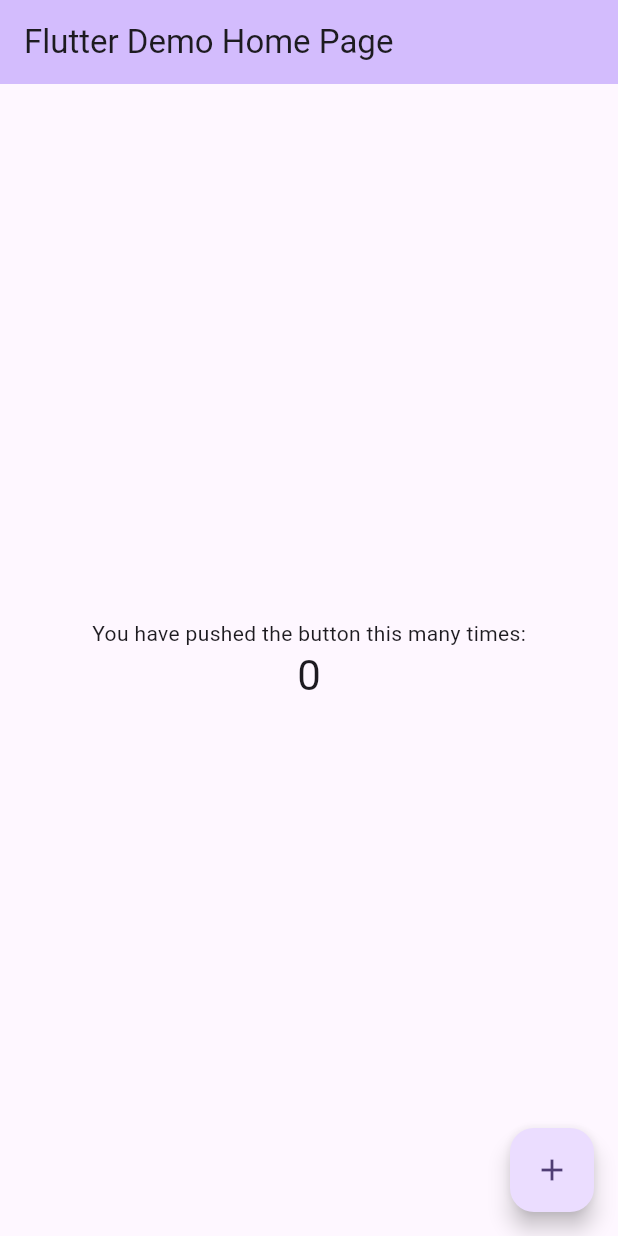
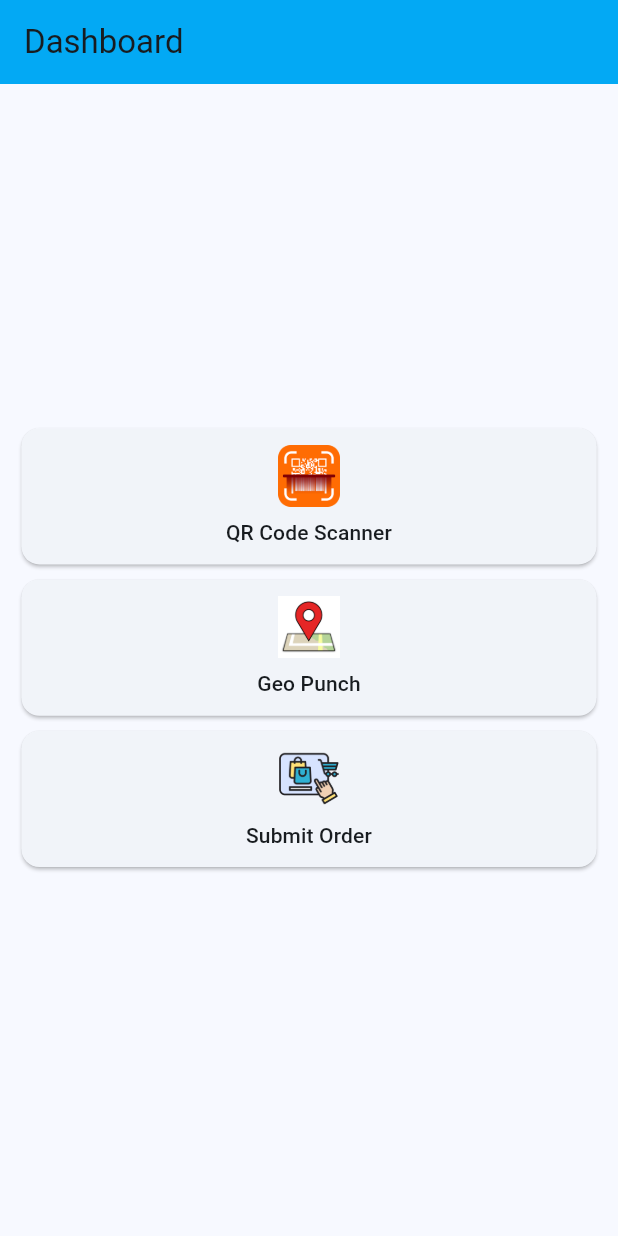
Before and after one commit to imam-swe/test_assignment, a Flutter app: the screen it shows after launch, on a phone screen of 412 x 824 dp. Run offline on Flutter 3.47's test engine with Material 3 defaults, Android fonts, the phone set to English and light mode, and no system bars; our stand-ins replace get; missing offline and left inert: qr_code_scanner; Roboto replaces fonts that are missing (JosefinSans).

Commit message:
build code structure & trying to implement qr code scanner

```diff
--- /dev/null
+++ b/lib/configs/colors.dart
@@ -0,0 +1,24 @@
+/*
+Company application details controller
+@Author Soton Ahmed <soton.m360ict@gmail.com>
+Start Date: 01-11-2023
+Last Update: 16-11-2023
+*/
+
+
+import 'package:flutter/material.dart';
+
+class AppColors{
+  static const Color seed = Colors.lightBlue;
+  static const Color blueGrey = Colors.blueGrey;
+  static const Color red = Colors.red;
+  static const Color bg = Color(0xfff5f5f5);
+
+  static const LinearGradient linearGradient = LinearGradient(
+    colors: [
+      Color(0xff1E2E3D),
+      Color(0xff152534),
+      Color(0xff0C1C2E),
+    ],
+  );
+}
--- /dev/null
+++ b/lib/configs/sizes.dart
@@ -0,0 +1,16 @@
+/*
+Company application details controller
+@Author Soton Ahmed <soton.m360ict@gmail.com>
+Start Date: 01-11-2023
+Last Update: 01-11-2023
+*/
+
+
+import 'package:flutter/material.dart';
+
+class AppSizes{
+  static const double bodyPadding = 15;
+
+  static double height(context) => MediaQuery.of(context).size.height;
+  static double width(context) => MediaQuery.of(context).size.width;
+}
--- a/lib/main.dart
+++ b/lib/main.dart
@@ -1,4 +1,7 @@
+import 'package:akij_assignment/configs/colors.dart';
+import 'package:akij_assignment/views/splash_screen.dart';
 import 'package:flutter/material.dart';
+import 'package:get/get.dart';
 
 void main() {
   runApp(const MyApp());
@@ -10,116 +13,18 @@
   // This widget is the root of your application.
   @override
   Widget build(BuildContext context) {
-    return MaterialApp(
-      title: 'Flutter Demo',
+    return GetMaterialApp(
+      title: 'Akij Group Assignment',
       theme: ThemeData(
-        // This is the theme of your application.
-        //
-        // TRY THIS: Try running your application with "flutter run". You'll see
-        // the application has a purple toolbar. Then, without quitting the app,
-        // try changing the seedColor in the colorScheme below to Colors.green
-        // and then invoke "hot reload" (save your changes or press the "hot
-        // reload" button in a Flutter-supported IDE, or press "r" if you used
-        // the command line to start the app).
-        //
-        // Notice that the counter didn't reset back to zero; the application
-        // state is not lost during the reload. To reset the state, use hot
-        // restart instead.
-        //
-        // This works for code too, not just values: Most code changes can be
-        // tested with just a hot reload.
-        colorScheme: ColorScheme.fromSeed(seedColor: Colors.deepPurple),
+        fontFamily: "JosefinSans",
+        colorScheme: ColorScheme.fromSeed(seedColor: AppColors.seed),
         useMaterial3: true,
+        appBarTheme: const AppBarTheme(
+          color: AppColors.seed,
+          elevation: 0,
+        ),
       ),
-      home: const MyHomePage(title: 'Flutter Demo Home Page'),
+      home: const SplashScreen(),
     );
   }
 }
-
-class MyHomePage extends StatefulWidget {
-  const MyHomePage({super.key, required this.title});
-
-  // This widget is the home page of your application. It is stateful, meaning
-  // that it has a State object (defined below) that contains fields that affect
-  // how it looks.
-
-  // This class is the configuration for the state. It holds the values (in this
-  // case the title) provided by the parent (in this case the App widget) and
-  // used by the build method of the State. Fields in a Widget subclass are
-  // always marked "final".
-
-  final String title;
-
-  @override
-  State<MyHomePage> createState() => _MyHomePageState();
-}
-
-class _MyHomePageState extends State<MyHomePage> {
-  int _counter = 0;
-
-  void _incrementCounter() {
-    setState(() {
-      // This call to setState tells the Flutter framework that something has
-      // changed in this State, which causes it to rerun the build method below
-      // so that the display can reflect the updated values. If we changed
-      // _counter without calling setState(), then the build method would not be
-      // called again, and so nothing would appear to happen.
-      _counter++;
-    });
-  }
-
-  @override
-  Widget build(BuildContext context) {
-    // This method is rerun every time setState is called, for instance as done
-    // by the _incrementCounter method above.
-    //
-    // The Flutter framework has been optimized to make rerunning build methods
-    // fast, so that you can just rebuild anything that needs updating rather
-    // than having to individually change instances of widgets.
-    return Scaffold(
-      appBar: AppBar(
-        // TRY THIS: Try changing the color here to a specific color (to
-        // Colors.amber, perhaps?) and trigger a hot reload to see the AppBar
-        // change color while the other colors stay the same.
-        backgroundColor: Theme.of(context).colorScheme.inversePrimary,
-        // Here we take the value from the MyHomePage object that was created by
-        // the App.build method, and use it to set our appbar title.
-        title: Text(widget.title),
-      ),
-      body: Center(
-        // Center is a layout widget. It takes a single child and positions it
-        // in the middle of the parent.
-        child: Column(
-          // Column is also a layout widget. It takes a list of children and
-          // arranges them vertically. By default, it sizes itself to fit its
-          // children horizontally, and tries to be as tall as its parent.
-          //
-          // Column has various properties to control how it sizes itself and
-          // how it positions its children. Here we use mainAxisAlignment to
-          // center the children vertically; the main axis here is the vertical
-          // axis because Columns are vertical (the cross axis would be
-          // horizontal).
-          //
-          // TRY THIS: Invoke "debug painting" (choose the "Toggle Debug Paint"
-          // action in the IDE, or press "p" in the console), to see the
-          // wireframe for each widget.
-          mainAxisAlignment: MainAxisAlignment.center,
-          children: <Widget>[
-            const Text(
-              'You have pushed the button this many times:',
-            ),
-            Text(
-              '$_counter',
-              style: Theme.of(context).textTheme.headlineMedium,
-            ),
-          ],
-        ),
-      ),
-      floatingActionButton: FloatingActionButton(
-        onPressed: _incrementCounter,
-        tooltip: 'Increment',
-        child: const Icon(Icons.add),
-      ), // This trailing comma makes auto-formatting nicer for build methods.
-    );
-  }
-}
--- /dev/null
+++ b/lib/models/homescreen_button_model.dart
@@ -0,0 +1,26 @@
+class Item {
+  String?  name, id;
+  var icon;
+
+  Item({this.id, this.name, this.icon});
+}
+
+class Users {
+  var lists = [
+    Item(
+      id    : 'qr_code',
+      name  : 'QR Code Scanner',
+      icon  : 'assets/qrcode.png',
+    ),
+    Item(
+      id    : 'geo_punch',
+      name  : 'Geo Punch',
+      icon  : 'assets/geopunch.png',
+    ),
+    Item(
+      id    : 'order',
+      name  : 'Submit Order',
+      icon  : 'assets/order.png',
+    ),
+  ];
+}
--- /dev/null
+++ b/lib/views/home_screen.dart
@@ -0,0 +1,112 @@
+
+import 'package:akij_assignment/configs/sizes.dart';
+import 'package:akij_assignment/models/homescreen_button_model.dart';
+import 'package:akij_assignment/views/qr_code/qr_scan.dart';
+import 'package:flutter/cupertino.dart';
+import 'package:flutter/material.dart';
+import 'package:flutter/services.dart';
+
+
+class HomeScreen extends StatefulWidget {
+  const HomeScreen({super.key});
+
+  @override
+  State<HomeScreen> createState() => _HomeScreenState();
+}
+
+class _HomeScreenState extends State<HomeScreen> {
+
+  @override
+  Widget build(BuildContext context) {
+    return PopScope(
+      canPop: false,
+      onPopInvoked: (didPop) async {
+        await showDialog(
+          context: context,
+          builder: (context) => CupertinoAlertDialog(
+            title: const Text('Exit App'),
+            content: const Text('Are you sure you want to exit the app?'),
+            actions: [
+              CupertinoDialogAction(
+                onPressed: () => Navigator.pop(context),
+                child: const Text('Dismiss'),
+              ),
+              TextButton(
+                onPressed: () => SystemNavigator.pop(),
+                child: Text(
+                  'Exit',
+                  style:
+                  TextStyle(color: Theme.of(context).colorScheme.error),
+                ),
+              ),
+            ],
+          ),
+        );
+      },
+      child: Scaffold(
+        appBar: AppBar(
+          title: const Text('Dashboard'),
+          // iconTheme: const IconThemeData(color: AppColors.whiteColor),
+        ),
+        body: SafeArea(
+          child: Padding(
+            padding: EdgeInsets.all(AppSizes.height(context) * 0.01),
+            child: Center(
+              child: ListView(
+                shrinkWrap: true,
+                physics: const BouncingScrollPhysics(),
+                children: [
+                  Padding(
+                    padding: EdgeInsets.only(top: AppSizes.height(context) * 0.01, bottom: AppSizes.height(context) * 0.03),
+                    child: GridView.builder(
+                      itemCount: Users().lists.length,
+                      scrollDirection: Axis.vertical,
+                      shrinkWrap: true,
+                      padding: EdgeInsets.symmetric(horizontal: AppSizes.width(context) * 0.005, vertical: AppSizes.height(context) * 0.01),
+                      physics: const BouncingScrollPhysics(),
+                      gridDelegate: SliverGridDelegateWithFixedCrossAxisCount(
+                        mainAxisExtent: AppSizes.height(context) * 0.12,
+                        mainAxisSpacing: 2,
+                        crossAxisSpacing: 2,
+                        crossAxisCount: 1,
+                      ),
+                      itemBuilder: (BuildContext context, int index) {
+                        var data = Users().lists[index];
+                        return Card(
+                          child: GestureDetector(
+                            onTap: () {
+                              data.id == 'qr_code' ? Navigator.push(context, MaterialPageRoute(builder: (context) => const QRScanScreen()))
+                                  : data.id == 'geo_punch' ? null
+                                      : null;
+                            },
+                            child: Padding(
+                              padding: EdgeInsets.symmetric(
+                                horizontal: AppSizes.width(context) * 0.01,
+                                vertical: AppSizes.width(context) * 0.01,
+                              ),
+                              child: Column(
+                                mainAxisSize: MainAxisSize.max,
+                                mainAxisAlignment: MainAxisAlignment.spaceEvenly,
+                                crossAxisAlignment: CrossAxisAlignment.center,
+                                children: [
+                                  Image.asset(data.icon, height: AppSizes.height(context) * 0.05, width: AppSizes.height(context) * 0.05, fit: BoxFit.cover),
+                                  Text('${data.name}', style: Theme.of(context).textTheme.titleSmall, textAlign: TextAlign.center),
+                                ],
+                              ),
+                            ),
+                          ),
+                        );
+                      },
+                    ),
+                  ),
+                  // const Divider(
+                  //     color: AppColors.primaryColor, thickness: 0.5),
+                ],
+              ),
+            ),
+          ),
+        ),
+      ),
+    );
+  }
+}
```
Also changed, not shown: lib/configs/urls.dart (added, +29 -0 lines), lib/views/qr_code/qr_code_result.dart (added, +32 -0 lines), lib/views/qr_code/qr_scan.dart (added, +77 -0 lines), lib/views/splash_screen.dart (added, +75 -0 lines), pubspec.yaml (+10 -3 lines), assets/geopunch.png (added), assets/logo.png (added), assets/order.png (added), assets/qrcode.png (added), pubspec.lock, 6 other files.
